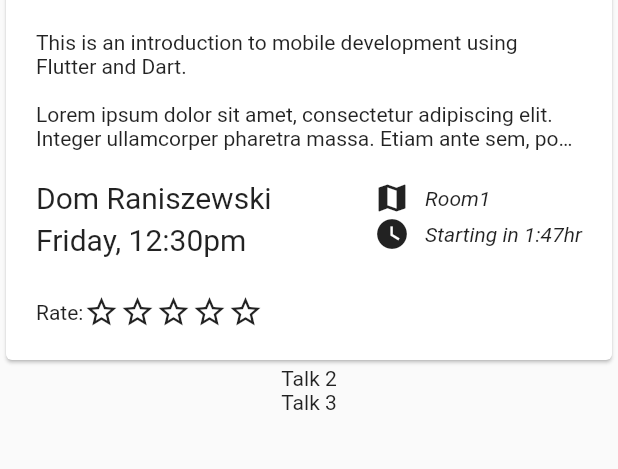
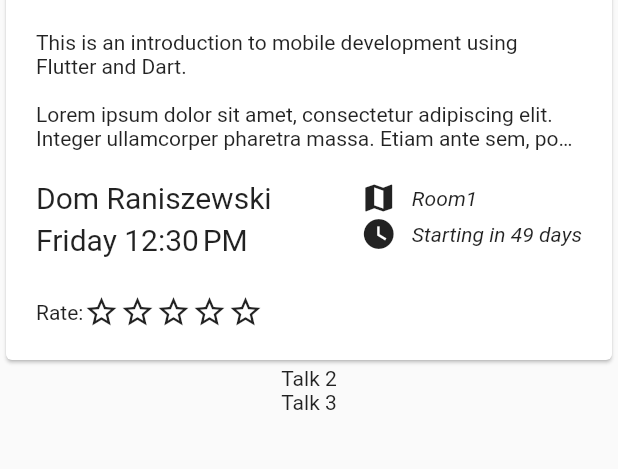
Before and after one commit to random82/talkrater, a Flutter app: the screen it shows after launch, on a phone screen of 412 x 824 dp, the part 516-985 px from its top. Run offline on Flutter 3.47's test engine with Material 2 defaults, Android fonts, the phone set to English and light mode, and no system bars.

Commit message:
Refactoring: extracting talk time and formatted starting in

```diff
--- a/talkrater/lib/main.dart
+++ b/talkrater/lib/main.dart
@@ -91,6 +91,7 @@ class _MyHomePageState extends State<MyHomePage> {
                         'Curabitur pulvinar justo ac lorem semper, id suscipit diam volutpat. Duis egestas ultrices ante viverra facilisis. ',
               presenter: 'Dom Raniszewski' ,
               location: 'Room1',
+              talkTime: new DateTime(2020, 02, 21, 12,30),
             ),
             Text('Talk 2'),
             Text('Talk 3'),
--- a/talkrater/lib/talkcard.dart
+++ b/talkrater/lib/talkcard.dart
@@ -1,4 +1,5 @@
 import 'package:flutter/material.dart';
+import 'package:intl/intl.dart';
 
 class TalkCard extends StatelessWidget {
 
@@ -9,6 +10,25 @@ class TalkCard extends StatelessWidget {
   final String presenter;
 
   final DateTime talkTime;
+
+  Duration get _startingIn => talkTime.difference(DateTime.now());
+
+  String get formattedTalkTime => DateFormat.EEEE().add_jm().format(talkTime);
+
+  String get formattedStartingIn => _formatDuration(_startingIn);
+
+  String _formatDuration(Duration duration) {
+    if(duration < Duration.zero) {
+      return 'Started already';
+    }
+
+    if(duration.inDays > 0){
+      return 'Starting in ${duration.inDays} days';
+    }
+
+    return 'Starting in ${duration.inHours}:${duration.inMinutes}';
+  }
+
 
   final String location;
 
@@ -115,7 +135,7 @@ class TalkCard extends StatelessWidget {
                                     Padding(
                                       padding: EdgeInsets.only(bottom: 5),
                                       child:Text(
-                                        'Friday, 12:30pm',
+                                        this.formattedTalkTime,
                                         style: TextStyle (
                                           fontSize: 20
                                         ),
@@ -156,7 +176,8 @@ class TalkCard extends StatelessWidget {
                                         Icons.watch_later
                                       ),
                                     ),
-                                    Text('Starting in 1:47hr',
+                                    Text(
+                                      this.formattedStartingIn,
                                       style: TextStyle(
                                         fontStyle: FontStyle.italic
                                       ),
--- a/talkrater/pubspec.yaml
+++ b/talkrater/pubspec.yaml
@@ -19,6 +19,8 @@ environment:
 dependencies:
   flutter:
     sdk: flutter
+  # https://pub.dev/packages/intl
+  intl: ^0.16.0
 
   # The following adds the Cupertino Icons font to your application.
   # Use with the CupertinoIcons class for iOS style icons.
```
Also changed, not shown: talkrater/pubspec.lock.
